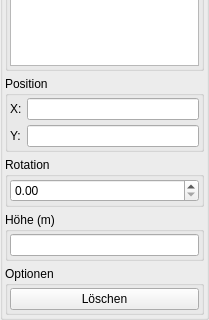
Before: the Qt Designer form trunk/editor/toolWidgetBuildingPositionNew.ui in BackupTheBerlios/bbuilder-svn, drawn with Qt 5; both pictures show x 0 to 209 and y 267 to 587 of the 209 by 587 pixel window.
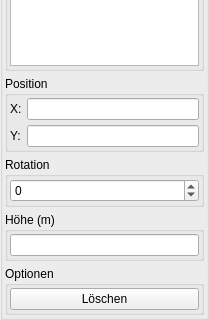
After: the same form once the commit is applied.

What changed in the file:
```diff
--- a/trunk/editor/toolWidgetBuildingPositionNew.ui
+++ b/trunk/editor/toolWidgetBuildingPositionNew.ui
@@ -209,7 +209,17 @@
           <number>5</number>
          </property>
          <item row="0" column="0" >
-          <widget class="QDoubleSpinBox" name="doubleSpinBox_Rotation" />
+          <widget class="QDoubleSpinBox" name="doubleSpinBox_Rotation" >
+           <property name="decimals" >
+            <number>0</number>
+           </property>
+           <property name="maximum" >
+            <double>180</double>
+           </property>
+           <property name="minimum" >
+            <double>-180</double>
+           </property>
+          </widget>
          </item>
         </layout>
        </widget>
```
